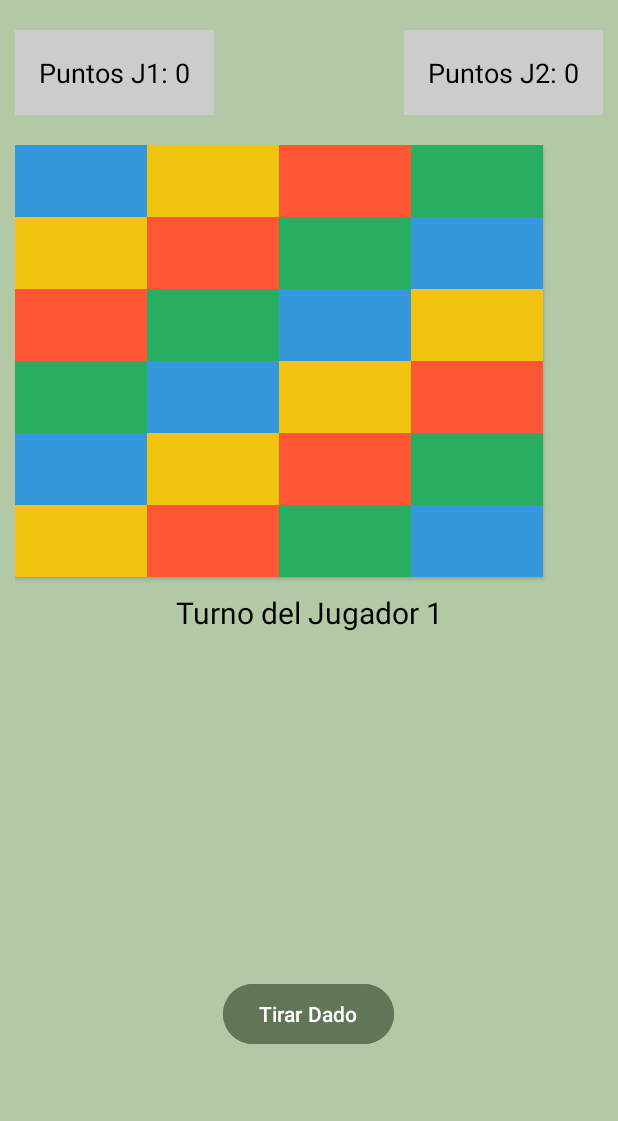
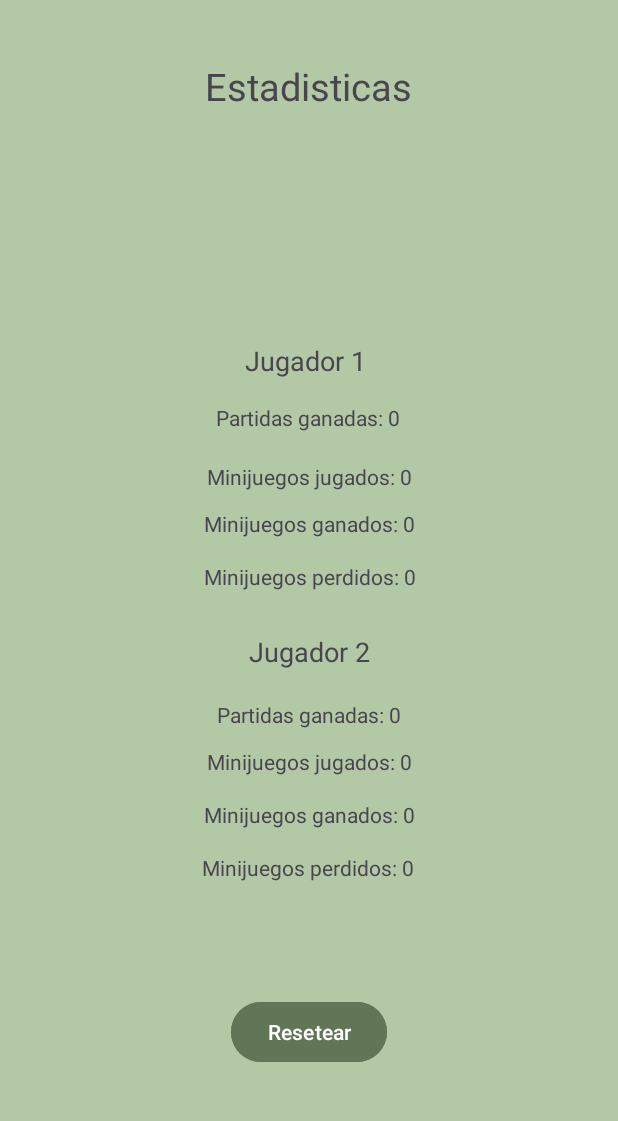
Before and after one commit to ChristianRamVel/JuegoTablero, an Android app: the MainActivity screen opened directly, with no data from a screen before it, in the side drawer, after a tap on "Estadisticas", on a phone screen of 412 x 824 dp, the part 96-1217 px from its top. Run offline under Robolectric (Android 15) with nearby library versions, the phone set to English and light mode, and no system bars; our stand-ins replace Firebase (no records; nobody signed in at launch, a user with empty details on screens opened directly).

Commit message:
añadido estadisticas

```diff
--- a/app/src/main/java/com/example/juegotablero/MainActivity.kt
+++ b/app/src/main/java/com/example/juegotablero/MainActivity.kt
@@ -12,6 +12,7 @@ import androidx.drawerlayout.widget.DrawerLayout
 import androidx.fragment.app.FragmentManager
 import com.example.juegotablero.common.interfaces.OnGameEventListener
 import com.example.juegotablero.view.AdivinarPalabraFragment
+import com.example.juegotablero.view.EstadisticasFragment
 import com.example.juegotablero.view.ParejasFragment
 import com.example.juegotablero.view.RepasoFragment
 import com.example.juegotablero.view.TableroFragment
@@ -75,6 +76,9 @@ class MainActivity : AppCompatActivity(), NavigationView.OnNavigationItemSelecte
 
             }
             R.id.stats -> {
+                supportFragmentManager.beginTransaction()
+                    .replace(R.id.fragment_container, EstadisticasFragment())
+                    .commit()
 
             }
             R.id.about_us -> {
--- /dev/null
+++ b/app/src/main/java/com/example/juegotablero/model/Estadisticas.kt
@@ -0,0 +1,33 @@
+package com.example.juegotablero.model
+
+class Estadisticas {
+    companion object {
+        const val PARTIDAS_GANADASJ1 = "partidas_ganadas_j1"
+        const val MINIJUEGOS_JUGADOSJ1 = "minijuegos_jugados_j1"
+        const val MINIJUEGOS_GANADOSJ1 = "minijuegos_ganados_j1"
+        const val MINIJUEGOS_PERDIDOSJ1 = "minijuegos_perdidos_j1"
+
+        const val PARTIDAS_GANADASJ2 = "partidas_ganadas_j2"
+        const val MINIJUEGOS_JUGADOSJ2 = "minijuegos_jugados_j2"
+        const val MINIJUEGOS_GANADOSJ2 = "minijuegos_ganados_j2"
+        const val MINIJUEGOS_PERDIDOSJ2 = "minijuegos_perdidos_j2"
+
+        val estadisticas = mapOf(
+            PARTIDAS_GANADASJ1 to 0,
+            MINIJUEGOS_JUGADOSJ1 to 0,
+            MINIJUEGOS_GANADOSJ1 to 0,
+            MINIJUEGOS_PERDIDOSJ1 to 0,
+            PARTIDAS_GANADASJ2 to 0,
+            MINIJUEGOS_JUGADOSJ2 to 0,
+            MINIJUEGOS_GANADOSJ2 to 0,
+            MINIJUEGOS_PERDIDOSJ2 to 0
+        )
+
+
+    }
+
+
+
+
+
+}
--- /dev/null
+++ b/app/src/main/java/com/example/juegotablero/view/EstadisticasFragment.kt
@@ -0,0 +1,66 @@
+package com.example.juegotablero.view
+
+import android.content.Context
+import android.os.Bundle
+import android.view.LayoutInflater
+import android.view.View
+import android.view.ViewGroup
+import android.widget.TextView
+import androidx.fragment.app.Fragment
+import androidx.lifecycle.ViewModelProvider
+import com.example.juegotablero.R
+import com.example.juegotablero.model.Estadisticas
+import com.example.juegotablero.viewModel.EstadisticasViewModel
+
+class EstadisticasFragment : Fragment() {
+
+    private lateinit var viewModel: EstadisticasViewModel
+    override fun onCreateView(
+        inflater: LayoutInflater, container: ViewGroup?,
+        savedInstanceState: Bundle?): View? {
+        // Inicializar el ViewModel
+        viewModel = ViewModelProvider(this)[EstadisticasViewModel::class.java]
+
+        val view = inflater.inflate(R.layout.fragment_estadisticas, container, false)
+
+        // Lee las estadísticas desde SharedPreferences
+        val estadisticas = viewModel.leerEstadisticas(requireActivity().getPreferences(Context.MODE_PRIVATE))
+
+        view.findViewById<TextView>(R.id.partidasGanadasJ1).text =
+            getString(R.string.partidas_ganadas, estadisticas[Estadisticas.PARTIDAS_GANADASJ1].toString())
+
+        view.findViewById<TextView>(R.id.minijuegosJugadosJ1).text =
+            getString(R.string.minijuegos_jugados, estadisticas[Estadisticas.MINIJUEGOS_JUGADOSJ1].toString())
+
+        view.findViewById<TextView>(R.id.minijuegosGanadosJ1).text =
+            getString(R.string.minijuegos_ganados, estadisticas[Estadisticas.MINIJUEGOS_GANADOSJ1].toString())
+
+        view.findViewById<TextView>(R.id.minijuegosPerdidosJ1).text =
+            getString(R.string.minijuegos_perdidos, estadisticas[Estadisticas.MINIJUEGOS_PERDIDOSJ1].toString())
+
+        view.findViewById<TextView>(R.id.partidasGanadasJ2).text =
+            getString(R.string.partidas_ganadas, estadisticas[Estadisticas.PARTIDAS_GANADASJ2].toString())
+
+        view.findViewById<TextView>(R.id.minijuegosJugadosJ2).text =
+            getString(R.string.minijuegos_jugados, estadisticas[Estadisticas.MINIJUEGOS_JUGADOSJ2].toString())
+
+        view.findViewById<TextView>(R.id.minijuegosGanadosJ2).text =
+            getString(R.string.minijuegos_ganados, estadisticas[Estadisticas.MINIJUEGOS_GANADOSJ2].toString())
+
+        view.findViewById<TextView>(R.id.minijuegosPerdidosJ2).text =
+            getString(R.string.minijuegos_perdidos, estadisticas[Estadisticas.MINIJUEGOS_PERDIDOSJ2].toString())
+
+
+        return view
+    }
+
+    override fun onViewCreated(view: View, savedInstanceState: Bundle?) {
+        super.onViewCreated(view, savedInstanceState)
+    }
+
+
+
+
+
+
+}
--- a/app/src/main/java/com/example/juegotablero/view/TableroFragment.kt
+++ b/app/src/main/java/com/example/juegotablero/view/TableroFragment.kt
@@ -17,6 +17,7 @@ import androidx.lifecycle.ViewModelProvider
 import com.example.juegotablero.R
 import com.example.juegotablero.api.PreguntasCallback
 import com.example.juegotablero.common.interfaces.OnGameEventListener
+import com.example.juegotablero.model.Estadisticas
 import com.example.juegotablero.model.Jugador
 import com.example.juegotablero.model.Pregunta
 import com.example.juegotablero.viewModel.TableroViewModel
@@ -337,40 +338,46 @@ class TableroFragment : Fragment(), OnGameEventListener {
         // Actualiza el texto de los botones en el tablero con los nombres de los jugadores
         for (i in 0 until gridLayout.childCount) {
             val button = gridLayout.getChildAt(i) as? Button
-            if (button != null) {
                 // Verifica si cualquiera de los jugadores está en esta posición y actualiza el texto del botón
-                button.text = when {
+                button?.text = when {
                     i == jugador1.posicion && i == jugador2.posicion -> "J1/J2"
                     i == jugador1.posicion -> "J1"
                     i == jugador2.posicion -> "J2"
                     else -> ""
                 }
-            }
         }
     }
 
+
+
     override fun onGameResult(isWinner: Boolean) {
+        val refs = requireActivity().getPreferences(Context.MODE_PRIVATE)
+
         cargarPartida()
         partidaCargada = false
-        Log.d("gana", isWinner.toString())
+
         if (isWinner) {
             // Se incrementa la puntuación del jugador
             if (viewModel.turno == 0) {
                 viewModel.sumarPunto(jugador2)
+                viewModel.guardarEstadistica(refs, Estadisticas.MINIJUEGOS_GANADOSJ2)
             } else {
                 viewModel.sumarPunto(jugador1)
+                viewModel.guardarEstadistica(refs, Estadisticas.MINIJUEGOS_GANADOSJ1)
             }
 
             // Se comprueba si el jugador ha ganado
             if (viewModel.haGanado(jugador1) || viewModel.haGanado(jugador2)) {
-                // TODO se muestra un mensaje de victoria
+
             }
 
-
+        }else{
+            if (viewModel.turno == 0) Estadisticas.MINIJUEGOS_PERDIDOSJ2
+            else Estadisticas.MINIJUEGOS_PERDIDOSJ1
         }
 
-
-
+        if (viewModel.turno == 0) Estadisticas.MINIJUEGOS_JUGADOSJ2
+        else Estadisticas.MINIJUEGOS_JUGADOSJ1
 
     }
 }
--- /dev/null
+++ b/app/src/main/java/com/example/juegotablero/viewModel/EstadisticasViewModel.kt
@@ -0,0 +1,22 @@
+package com.example.juegotablero.viewModel
+
+import android.content.Context
+import android.content.SharedPreferences
+import androidx.lifecycle.ViewModel
+import com.example.juegotablero.model.Estadisticas
+
+class EstadisticasViewModel : ViewModel() {
+
+
+    fun leerEstadisticas(prefs: SharedPreferences): Map<String, Int> {
+        return Estadisticas.estadisticas.mapValues { (key, defaultValue) ->
+            prefs.getInt(key, defaultValue)
+        }
+    }
+
+
+
+
+
+
+}
--- a/app/src/main/java/com/example/juegotablero/viewModel/TableroViewModel.kt
+++ b/app/src/main/java/com/example/juegotablero/viewModel/TableroViewModel.kt
@@ -1,6 +1,8 @@
 package com.example.juegotablero.viewModel
 
 import PreguntasApi
+import android.content.Context
+import android.content.SharedPreferences
 import android.widget.Button
 import androidx.lifecycle.ViewModel
 import androidx.lifecycle.findViewTreeViewModelStoreOwner
@@ -61,9 +63,14 @@ class TableroViewModel : ViewModel() {
     //funcion para actualizar la puntuacion del jugador
 
     fun sumarPunto(jugador : Jugador) {
-        jugador.puntuacion ++
+        jugador.puntuacion++
     }
 
+    fun guardarEstadistica( prefs : SharedPreferences, tipo : String){
+        val editor = prefs.edit()
+        editor.putInt(tipo, prefs.getInt(tipo, 0) + 1)
+        editor.apply()
+    }
 
     fun cambiarTurno(){
         if (turno == 0){
@@ -72,6 +79,7 @@ class TableroViewModel : ViewModel() {
             turno = 0
         }
     }
+
 
     fun obtenerPreguntaAleatoria(jugador: Jugador,  callback: PreguntasCallback) {
         val posicion = jugador.posicion-1
--- /dev/null
+++ b/app/src/main/res/layout/fragment_estadisticas.xml
@@ -0,0 +1,138 @@
+<?xml version="1.0" encoding="utf-8"?>
+<androidx.constraintlayout.widget.ConstraintLayout xmlns:android="http://schemas.android.com/apk/res/android"
+    xmlns:app="http://schemas.android.com/apk/res-auto"
+    xmlns:tools="http://schemas.android.com/tools"
+    android:layout_width="match_parent"
+    android:layout_height="match_parent">
+
+    <TextView
+        android:id="@+id/jugador2"
+        android:layout_width="wrap_content"
+        android:layout_height="wrap_content"
+        android:layout_marginBottom="20dp"
+        android:text="@string/jugador2"
+        android:textSize="18sp"
+        app:layout_constraintBottom_toTopOf="@+id/partidasGanadasJ2"
+        app:layout_constraintEnd_toEndOf="parent"
+        app:layout_constraintStart_toStartOf="parent" />
+
+    <TextView
+        android:id="@+id/minijuegosPerdidosJ2"
+        android:layout_width="wrap_content"
+        android:layout_height="wrap_content"
+        android:layout_marginBottom="76dp"
+        android:text="@string/minijuegos_perdidos"
+        app:layout_constraintBottom_toTopOf="@+id/button"
+        app:layout_constraintEnd_toEndOf="parent"
+        app:layout_constraintHorizontal_bias="0.497"
+        app:layout_constraintStart_toStartOf="parent" />
+
+    <TextView
+        android:id="@+id/partidasGanadasJ2"
+        android:layout_width="wrap_content"
+        android:layout_height="wrap_content"
+        android:layout_marginBottom="12dp"
+        android:text="@string/partidas_ganadas"
+        app:layout_constraintBottom_toTopOf="@+id/minijuegosJugadosJ2"
+        app:layout_constraintEnd_toEndOf="parent"
+        app:layout_constraintStart_toStartOf="parent" />
+
+    <TextView
+        android:id="@+id/minijuegosGanadosJ2"
+        android:layout_width="wrap_content"
+        android:layout_height="wrap_content"
+        android:layout_marginBottom="16dp"
+        android:text="@string/minijuegos_ganados"
+        app:layout_constraintBottom_toTopOf="@+id/minijuegosPerdidosJ2"
+        app:layout_constraintEnd_toEndOf="parent"
+        app:layout_constraintStart_toStartOf="parent" />
+
+    <TextView
+        android:id="@+id/minijuegosJugadosJ2"
+        android:layout_width="wrap_content"
+        android:layout_height="wrap_content"
+        android:layout_marginBottom="16dp"
+        android:text="@string/minijuegos_jugados"
+        app:layout_constraintBottom_toTopOf="@+id/minijuegosGanadosJ2"
+        app:layout_constraintEnd_toEndOf="parent"
+        app:layout_constraintStart_toStartOf="parent" />
+
+    <TextView
+        android:id="@+id/textView"
+        android:layout_width="wrap_content"
+        android:layout_height="wrap_content"
+        android:layout_marginTop="40dp"
+        android:text="@string/estadisticas"
+        android:textSize="25sp"
+        app:layout_constraintEnd_toEndOf="parent"
+        app:layout_constraintHorizontal_bias="0.498"
+        app:layout_constraintStart_toStartOf="parent"
+        app:layout_constraintTop_toTopOf="parent" />
+
+    <Button
+        android:id="@+id/button"
+        android:layout_width="wrap_content"
+        android:layout_height="wrap_content"
+        android:layout_marginBottom="48dp"
+        android:text="@string/resetear"
+        android:textColor="@color/white"
+        android:backgroundTint="@color/botonesComprobar"
+        app:layout_constraintBottom_toBottomOf="parent"
+        app:layout_constraintEnd_toEndOf="parent"
+        app:layout_constraintStart_toStartOf="parent" />
+
+    <TextView
+        android:id="@+id/partidasGanadasJ1"
+        android:layout_width="wrap_content"
+        android:layout_height="wrap_content"
+        android:layout_marginBottom="20dp"
+        android:text="@string/partidas_ganadas"
+        app:layout_constraintBottom_toTopOf="@+id/minijuegosJugadosJ1"
+        app:layout_constraintEnd_toEndOf="parent"
+        app:layout_constraintHorizontal_bias="0.498"
+        app:layout_constraintStart_toStartOf="parent" />
+
+    <TextView
+        android:id="@+id/minijuegosJugadosJ1"
+        android:layout_width="wrap_content"
+        android:layout_height="wrap_content"
+        android:layout_marginBottom="12dp"
+        android:text="@string/minijuegos_jugados"
+        app:layout_constraintBottom_toTopOf="@+id/minijuegosGanadosJ1"
+        app:layout_constraintEnd_toEndOf="parent"
+        app:layout_constraintStart_toStartOf="parent" />
+
+    <TextView
+        android:id="@+id/minijuegosGanadosJ1"
+        android:layout_width="wrap_content"
+        android:layout_height="wrap_content"
+        android:layout_marginBottom="16dp"
+        android:text="@string/minijuegos_ganados"
+        app:layout_constraintBottom_toTopOf="@+id/minijuegosPerdidosJ1"
+        app:layout_constraintEnd_toEndOf="parent"
+        app:layout_constraintStart_toStartOf="parent" />
+
+    <TextView
+        android:id="@+id/minijuegosPerdidosJ1"
+        android:layout_width="wrap_content"
+        android:layout_height="wrap_content"
+        android:layout_marginBottom="28dp"
+        android:text="@string/minijuegos_perdidos"
+        app:layout_constraintBottom_toTopOf="@+id/jugador2"
+        app:layout_constraintEnd_toEndOf="parent"
+        app:layout_constraintHorizontal_bias="0.502"
+        app:layout_constraintStart_toStartOf="parent" />
+
+    <TextView
+        android:id="@+id/textView20"
+        android:layout_width="wrap_content"
+        android:layout_height="wrap_content"
+        android:layout_marginBottom="16dp"
+        android:text="@string/jugador1"
+        android:textSize="18sp"
+        app:layout_constraintBottom_toTopOf="@+id/partidasGanadasJ1"
+        app:layout_constraintEnd_toEndOf="parent"
+        app:layout_constraintHorizontal_bias="0.492"
+        app:layout_constraintStart_toStartOf="parent" />
+
+</androidx.constraintlayout.widget.ConstraintLayout>
--- a/app/src/main/res/values-night/themes.xml
+++ b/app/src/main/res/values-night/themes.xml
@@ -3,5 +3,11 @@
     <style name="Base.Theme.JuegoTablero" parent="Theme.Material3.DayNight.NoActionBar">
         <!-- Customize your dark theme here. -->
         <item name="colorPrimary">@color/ColorActionbar</item>
+        <item name="android:textColorPrimary">@color/white</item>
+
+        <item name="android:textColorSecondary">@color/black</item>
+        <item name="android:textColorTertiary">@color/black</item>
+
+
     </style>
 </resources>
--- a/app/src/main/res/values/strings.xml
+++ b/app/src/main/res/values/strings.xml
@@ -24,6 +24,18 @@
     <!-- Menu inicio -->
     <string name="continuar_partida">Continuar partida</string>
 
+    <!-- Estadisticas -->
+    <string name="resetear">Resetear</string>
+    <string name="minijuegos_jugados">Minijuegos jugados: %1$s</string>
+    <string name="minijuegos_ganados">Minijuegos ganados: %1$s</string>
+    <string name="minijuegos_perdidos">Minijuegos perdidos: %1$s</string>
+    <string name="partidas_ganadas">Partidas ganadas: %1$s</string>
+    <string name="jugador1">Jugador 1</string>
+    <string name="jugador2">Jugador 2</string>
+
+
+
+
 
 
 </resources>
```
